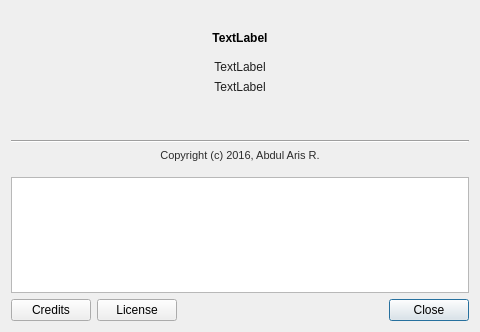
Above: src/aboutdialog.ui from abdularis/LAN-Share before the change. Below: the same form after it.
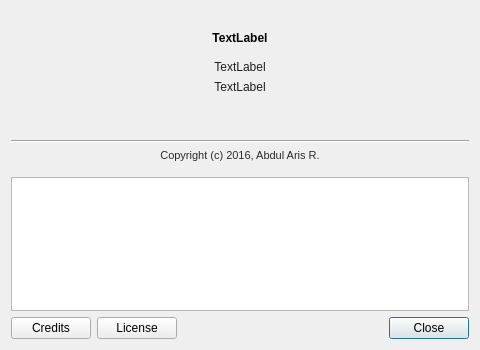
That is the form after the change. Icons and pictures are not drawn.

The edit to the form file:
```diff
--- a/src/aboutdialog.ui
+++ b/src/aboutdialog.ui
@@ -7,7 +7,7 @@
     <x>0</x>
     <y>0</y>
     <width>480</width>
-    <height>332</height>
+    <height>350</height>
    </rect>
   </property>
   <property name="sizePolicy">
@@ -19,13 +19,13 @@
   <property name="minimumSize">
    <size>
     <width>480</width>
-    <height>332</height>
+    <height>350</height>
    </size>
   </property>
   <property name="maximumSize">
    <size>
-    <width>450</width>
-    <height>332</height>
+    <width>480</width>
+    <height>350</height>
    </size>
   </property>
   <property name="windowTitle">
```
